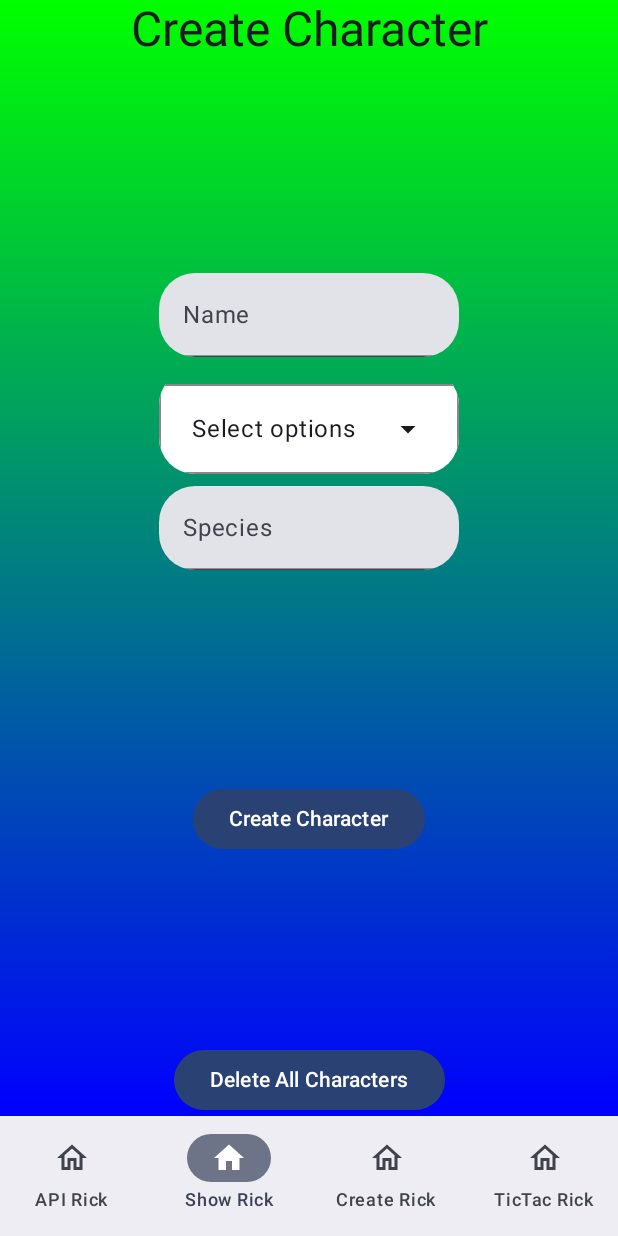
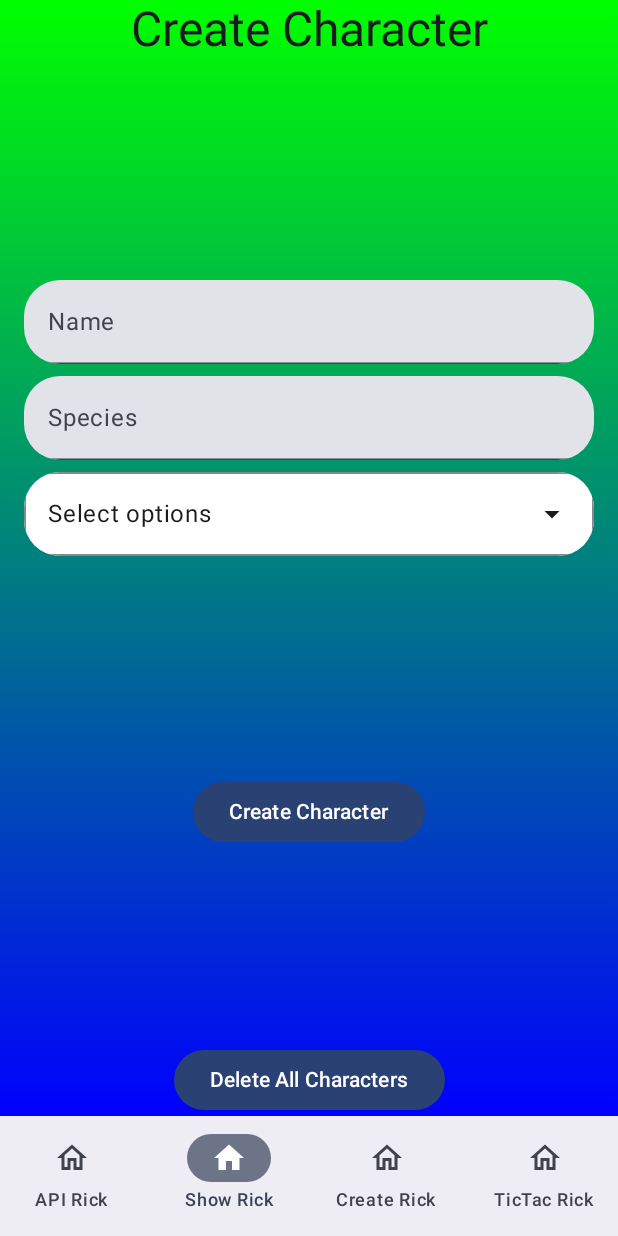
Before and after one commit to AndiCoding/RickAndMortyExam, an Android app built with Jetpack Compose: the CreateRickScreen screen opened through its navigation route, on a phone screen of 412 x 824 dp. Run offline under Robolectric (Android 15) with nearby library versions, the phone set to English and light mode, and no system bars; our stand-ins replace Room's generated code; 4 statements that could not run were skipped.

Commit message:
uniform bars

```diff
--- a/app/src/main/java/com/example/rickandmortyexam/components/DropDown.kt
+++ b/app/src/main/java/com/example/rickandmortyexam/components/DropDown.kt
@@ -41,20 +41,17 @@ fun DropDown(
     var expandedMenu by remember { mutableStateOf(false) }
 
     Box(
-
         modifier = Modifier
             .clip(RoundedCornerShape(24.dp))
-            .width(200.dp)
-            .padding(top = 10.dp)
+            .fillMaxWidth()
             .border(1.dp, Color.Gray)
             .clickable { expandedMenu = !expandedMenu }
-            .background(Color.White)
-            .padding(horizontal = 12.dp, vertical = 8.dp),
+            .background(Color.White),
         contentAlignment = Alignment.CenterStart
     ) {
         Row(
 
-            modifier = Modifier.fillMaxWidth().padding(10.dp),
+            modifier = Modifier.fillMaxWidth().padding(16.dp),
             horizontalArrangement = Arrangement.SpaceBetween,
             verticalAlignment = Alignment.CenterVertically
 
@@ -65,7 +62,8 @@ fun DropDown(
         }
         DropdownMenu(
             expanded = expandedMenu,
-            onDismissRequest = { expandedMenu = false }
+            onDismissRequest = { expandedMenu = false },
+            modifier = Modifier.fillMaxWidth(),
         ) {
             options.forEach { option ->
                 DropdownMenuItem(
--- a/app/src/main/java/com/example/rickandmortyexam/screens/create_rick/CreateRickScreen.kt
+++ b/app/src/main/java/com/example/rickandmortyexam/screens/create_rick/CreateRickScreen.kt
@@ -72,8 +72,20 @@ fun CreateRickScreen(createRickViewModel: CreateRickViewModel) {
                 value = createdCharacterScreen.name,
                 onValueChange = { createRickViewModel.updateCharacterField("name", it) },
                 label = { Text("Name") },
-                modifier = Modifier.clip(RoundedCornerShape(24.dp)).width(200.dp)
+                modifier = Modifier
+                    .clip(RoundedCornerShape(24.dp))
+                    .fillMaxWidth()
 
+            )
+
+            Spacer(modifier = Modifier.height(8.dp))
+            TextField(
+                value = createdCharacterScreen.species,
+                onValueChange = {createRickViewModel.updateCharacterField("species", it) },
+                label = { Text("Species") },
+                modifier = Modifier
+                    .clip(RoundedCornerShape(24.dp))
+                    .fillMaxWidth()
             )
             Spacer(modifier = Modifier.height(8.dp))
             Row {
@@ -94,13 +106,6 @@ fun CreateRickScreen(createRickViewModel: CreateRickViewModel) {
                 )
             }
 
-            Spacer(modifier = Modifier.height(8.dp))
-            TextField(
-                value = createdCharacterScreen.species,
-                onValueChange = {createRickViewModel.updateCharacterField("species", it) },
-                label = { Text("Species") },
-                modifier = Modifier.clip(RoundedCornerShape(24.dp)).width(200.dp)
-            )
 
         }
 
--- a/app/src/main/java/com/example/rickandmortyexam/screens/show_rick/ShowRickScreen.kt
+++ b/app/src/main/java/com/example/rickandmortyexam/screens/show_rick/ShowRickScreen.kt
@@ -4,6 +4,7 @@ import androidx.compose.foundation.background
 import androidx.compose.foundation.layout.Arrangement
 import androidx.compose.foundation.layout.Column
 import androidx.compose.foundation.layout.fillMaxSize
+import androidx.compose.foundation.layout.padding
 import androidx.compose.foundation.lazy.LazyColumn
 import androidx.compose.foundation.lazy.items
 import androidx.compose.material3.Text
@@ -36,10 +37,16 @@ fun ShowRickScreen(showRickViewModel: ShowRickViewModel) {
             Brush.verticalGradient(
                 listOf(Color.Green, Color.Blue))
         ),
-        horizontalAlignment = Alignment.CenterHorizontally,
-        verticalArrangement = Arrangement.SpaceAround,
+
         )
         {
+        Column(
+            modifier = Modifier
+                .fillMaxSize()
+                .padding(16.dp),
+            horizontalAlignment = Alignment.CenterHorizontally,
+            verticalArrangement = Arrangement.SpaceBetween
+        ) {
             Text("Show Rick Screen", style = Typography.headlineLarge)
 
             DropDown(
@@ -65,3 +72,4 @@ fun ShowRickScreen(showRickViewModel: ShowRickViewModel) {
             }
         }
     }
+}
```
Lines whose indentation alone changed are shown as unchanged.
